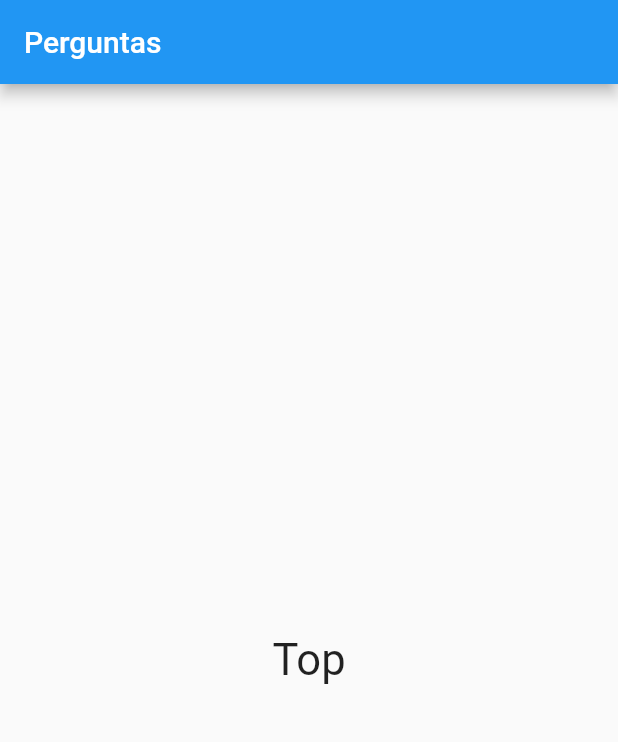
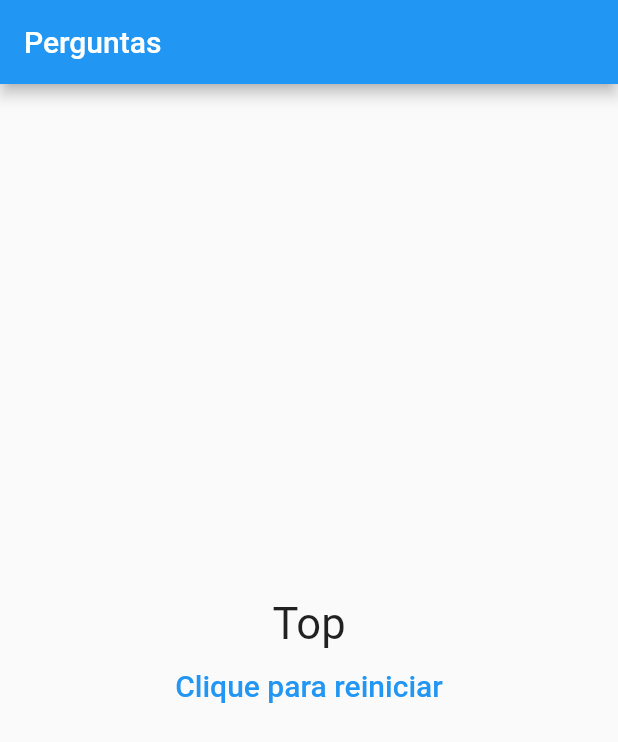
Before and after one commit to gabrielkussler/App-perguntas-Flutter, a Flutter app: the screen it shows after launch, after a tap on "Preto", after a tap on "Cobra", after a tap on "João", on a phone screen of 412 x 824 dp. Shown: the top 742 px of the screen. Run offline on Flutter 3.47's test engine with Material 2 defaults, Android fonts, the phone set to English and light mode, and no system bars.

Commit message:
adicionando botão de reiniciar questionario na tela final

```diff
--- a/lib/main.dart
+++ b/lib/main.dart
@@ -48,6 +48,13 @@ class _PerguntaAppState extends State<PerguntaApp> {
     print(_pontuacaoTotal);
   }
 
+  void _reiniciarQuestionario() {
+    setState(() {
+       _perguntaSelecionada = 0;
+       _pontuacaoTotal = 0;
+    });
+  }
+
   bool get temPerguntaSelecionada {
     return _perguntaSelecionada < _perguntas.length;
   }
@@ -70,7 +77,7 @@ class _PerguntaAppState extends State<PerguntaApp> {
                 perguntas: _perguntas,
                 perguntaSelecionada: _perguntaSelecionada,
                 quandoResponder: _responder,)
-            : Resultado(_pontuacaoTotal),
+            : Resultado(_pontuacaoTotal, _reiniciarQuestionario),
       ),
     );
   }
--- a/lib/resultado.dart
+++ b/lib/resultado.dart
@@ -2,8 +2,9 @@ import 'package:flutter/material.dart';
 
 class Resultado extends StatelessWidget {
   final int pontuacao;
+  final void Function() quandoReiniciarQuestionario;
 
-  Resultado(this.pontuacao);
+  Resultado(this.pontuacao, this.quandoReiniciarQuestionario);
 
   String get fraseResultado {
     if (pontuacao < 8) {
@@ -19,11 +20,24 @@ class Resultado extends StatelessWidget {
 
   @override
   Widget build(BuildContext context) {
-    return Center(
-      child: Text(
-        fraseResultado,
-        style: TextStyle(fontSize: 29),
-      ),
+    return Column(
+      mainAxisAlignment: MainAxisAlignment.center,
+      children: [
+        Center(
+          child: Text(
+            fraseResultado,
+            style: TextStyle(fontSize: 29),
+          ),
+        ),
+        FlatButton(
+          child: Text(
+            'Clique para reiniciar',
+            style: TextStyle(fontSize: 20),
+          ),
+          textColor: Colors.blue,
+          onPressed: quandoReiniciarQuestionario,
+        )
+      ],
     );
   }
 }
```
Also changed, not shown: 2 other files.
